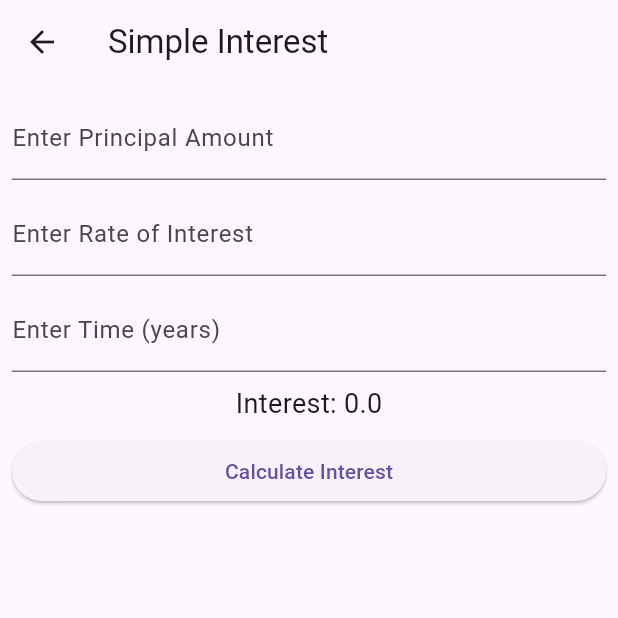
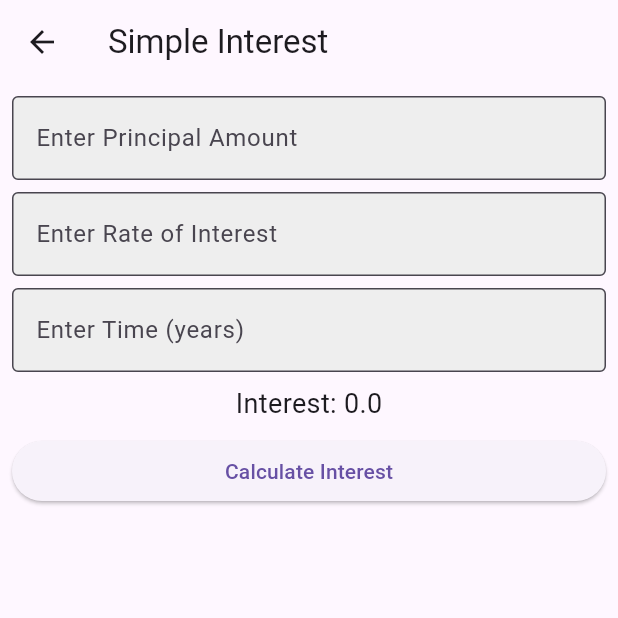
Before and after one commit to SupragyaBasnet/second_flutter_project, a Flutter app: the screen it shows after launch, after a tap on "Simple Interest", on a phone screen of 412 x 824 dp, the top half of it. Run offline on Flutter 3.47's test engine with Material 3 defaults, Android fonts, the light colour scheme and no system bars.

Commit message:
second commit

```diff
--- a/lib/dashboard.dart
+++ b/lib/dashboard.dart
@@ -12,16 +12,21 @@ class Dashboard extends StatelessWidget {
       appBar: AppBar(
         title: const Text('Dashboard'),
       ),
-      body: Padding(
+      body: Center(
+        // This Center widget centers the Column
+        child: Padding(
           padding: const EdgeInsets.all(8.0),
           child: Column(
             mainAxisAlignment: MainAxisAlignment.center,
+            crossAxisAlignment: CrossAxisAlignment
+                .center, // This centers the buttons horizontally as well
             children: [
               ElevatedButton(
                 onPressed: () {
                   Navigator.push(
                     context,
-                  MaterialPageRoute(builder: (context) => const ArithmeticView()),
+                    MaterialPageRoute(
+                        builder: (context) => const ArithmeticView()),
                   );
                 },
                 child: const Text('Arithmetic'),
@@ -31,7 +36,8 @@ class Dashboard extends StatelessWidget {
                 onPressed: () {
                   Navigator.push(
                     context,
-                  MaterialPageRoute(builder: (context) => const SimpleInterestView()),
+                    MaterialPageRoute(
+                        builder: (context) => const SimpleInterestView()),
                   );
                 },
                 child: const Text('Simple Interest'),
@@ -41,7 +47,8 @@ class Dashboard extends StatelessWidget {
                 onPressed: () {
                   Navigator.push(
                     context,
-                  MaterialPageRoute(builder: (context) => const AreaOfCircleView()),
+                    MaterialPageRoute(
+                        builder: (context) => const AreaOfCircleView()),
                   );
                 },
                 child: const Text('Area of Circle'),
@@ -49,6 +56,7 @@ class Dashboard extends StatelessWidget {
             ],
           ),
         ),
+      ),
     );
   }
 }
--- a/lib/view/area_of_circle.dart
+++ b/lib/view/area_of_circle.dart
@@ -23,11 +23,15 @@ class _AreaOfCircleViewState extends State<AreaOfCircleView> {
           padding: const EdgeInsets.all(8),
           child: Column(
             children: [
+              // Radius Input Field with Box
               TextField(
                 controller: radiusController,
                 keyboardType: TextInputType.number,
-                decoration: const InputDecoration(
+                decoration: InputDecoration(
                   labelText: 'Enter Radius',
+                  border: OutlineInputBorder(), // Adds box around input
+                  filled: true, // Fills the background
+                  fillColor: Colors.grey[200], // Light grey background color
                 ),
                 onChanged: (value) {
                   setState(() {
@@ -36,8 +40,12 @@ class _AreaOfCircleViewState extends State<AreaOfCircleView> {
                 },
               ),
               const SizedBox(height: 8),
+
+              // Displaying Area Value
               Text('Area: $area', style: const TextStyle(fontSize: 18)),
               const SizedBox(height: 8),
+
+              // Calculate Area Button
               SizedBox(
                 width: double.infinity,
                 child: ElevatedButton(
--- a/lib/view/simple_interest.dart
+++ b/lib/view/simple_interest.dart
@@ -26,11 +26,15 @@ class _SimpleInterestViewState extends State<SimpleInterestView> {
           padding: const EdgeInsets.all(8),
           child: Column(
             children: [
+              // Principal Input Field with Box
               TextField(
                 controller: principalController,
                 keyboardType: TextInputType.number,
-                decoration: const InputDecoration(
+                decoration: InputDecoration(
                   labelText: 'Enter Principal Amount',
+                  border: OutlineInputBorder(), // Adds box around input
+                  filled: true, // Fills the background
+                  fillColor: Colors.grey[200], // Light grey background color
                 ),
                 onChanged: (value) {
                   setState(() {
@@ -39,11 +43,16 @@ class _SimpleInterestViewState extends State<SimpleInterestView> {
                 },
               ),
               const SizedBox(height: 8),
+
+              // Rate of Interest Input Field with Box
               TextField(
                 controller: rateController,
                 keyboardType: TextInputType.number,
-                decoration: const InputDecoration(
+                decoration: InputDecoration(
                   labelText: 'Enter Rate of Interest',
+                  border: OutlineInputBorder(), // Adds box around input
+                  filled: true, // Fills the background
+                  fillColor: Colors.grey[200], // Light grey background color
                 ),
                 onChanged: (value) {
                   setState(() {
@@ -52,11 +61,16 @@ class _SimpleInterestViewState extends State<SimpleInterestView> {
                 },
               ),
               const SizedBox(height: 8),
+
+              // Time Input Field with Box
               TextField(
                 controller: timeController,
                 keyboardType: TextInputType.number,
-                decoration: const InputDecoration(
+                decoration: InputDecoration(
                   labelText: 'Enter Time (years)',
+                  border: OutlineInputBorder(), // Adds box around input
+                  filled: true, // Fills the background
+                  fillColor: Colors.grey[200], // Light grey background color
                 ),
                 onChanged: (value) {
                   setState(() {
@@ -65,8 +79,12 @@ class _SimpleInterestViewState extends State<SimpleInterestView> {
                 },
               ),
               const SizedBox(height: 8),
+
+              // Displaying Interest Value
               Text('Interest: $interest', style: const TextStyle(fontSize: 18)),
               const SizedBox(height: 8),
+
+              // Calculate Interest Button
               SizedBox(
                 width: double.infinity,
                 child: ElevatedButton(
--- a/pubspec.yaml
+++ b/pubspec.yaml
@@ -35,6 +35,7 @@ dependencies:
   # The following adds the Cupertino Icons font to your application.
   # Use with the CupertinoIcons class for iOS style icons.
   cupertino_icons: ^1.0.8
+  dartz: ^0.10.1
 
 dev_dependencies:
   flutter_test:
```
Also changed, not shown: pubspec.lock. Lines whose indentation alone changed are shown as unchanged.
